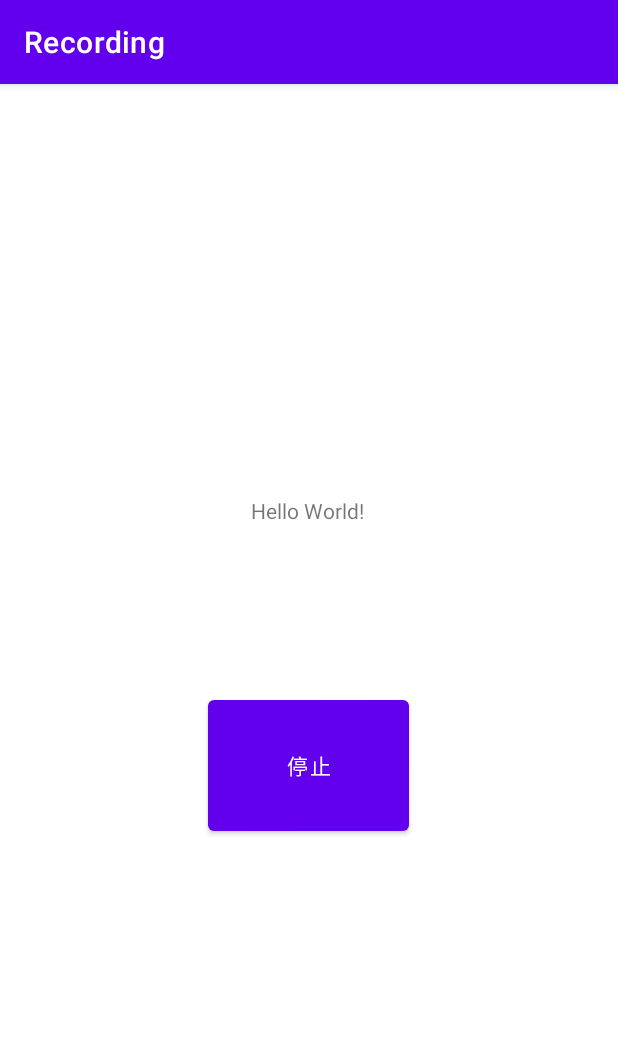
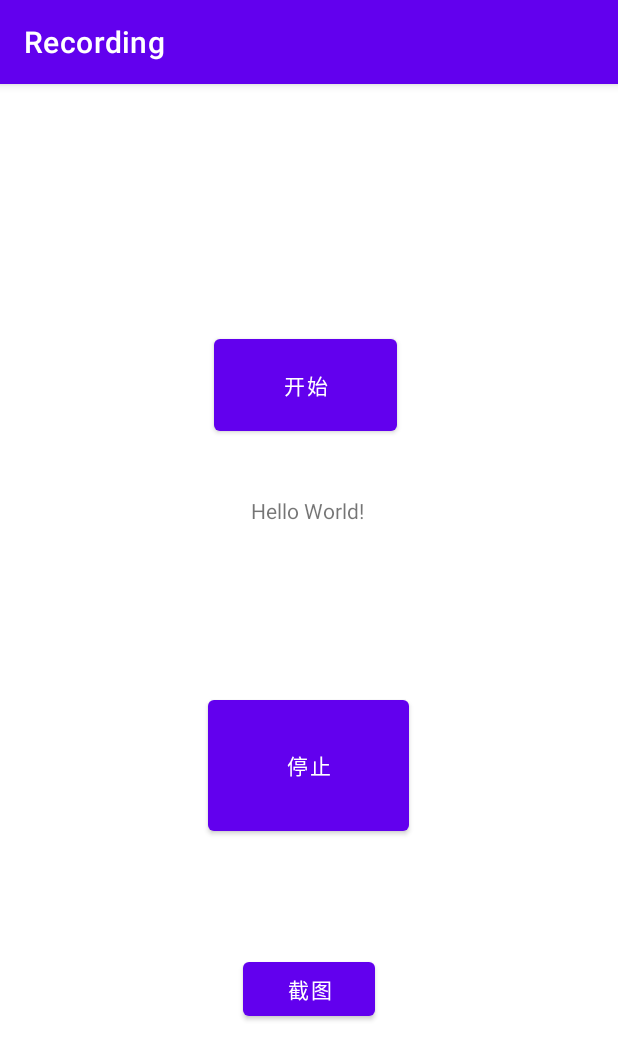
Before and after one commit to Tsingv/Recording, an Android app: the screen it shows after launch (MainActivity), on a phone screen of 412 x 824 dp. Shown: the top 1060 px of the screen. Run offline under Robolectric (Android 15) with nearby library versions, the phone set to English and light mode, and no system bars.

```diff
--- a/app/src/main/java/com/example/recording/MainActivity.java
+++ b/app/src/main/java/com/example/recording/MainActivity.java
@@ -29,6 +29,7 @@ import android.view.Surface;
 import android.view.View;
 import android.view.WindowManager;
 import android.widget.Button;
+import android.widget.Toast;
 
 import java.io.IOException;
 import java.nio.ByteBuffer;
@@ -42,9 +43,8 @@ public class MainActivity<button> extends AppCompatActivity {
     private static final String TAG = "MANMAN";
     String[] permissions = new String[]{Manifest.permission.RECORD_AUDIO, Manifest.permission.READ_EXTERNAL_STORAGE, Manifest.permission.WRITE_EXTERNAL_STORAGE, Manifest.permission.FOREGROUND_SERVICE, Manifest.permission.CAMERA};
     boolean mPassPermissions = true;
-    private ScreenRecordService srecorder;
+    private ScreenRecordService srecorder = null;
     private ScreenRecordService.Binder binder = null;
-    private ScreenRecordService.SonThread sthread = null;
     private int mResultCode;
     private Intent mData;
     private MediaProjectionManager mMediaProjectionManager;
@@ -55,19 +55,57 @@ public class MainActivity<button> extends AppCompatActivity {
     private DisplayMetrics displayMetrics;
     private int mScreenDensity;
 
-    private int REQUEST_MEDIA_PROJECTION = 999;
+    private int REQUEST_MEDIA_PROJECTION = 12999;
+    private int REQUEST_SHORTCUT = 17182;
 
     @Override
     protected void onCreate(Bundle savedInstanceState) {
         super.onCreate(savedInstanceState);
         setContentView(R.layout.activity_main);
 
+        mWindowManager = (WindowManager) getSystemService(Context.WINDOW_SERVICE);
+        mWindowWidth = mWindowManager.getDefaultDisplay().getWidth();
+        mWindowHeight = mWindowManager.getDefaultDisplay().getHeight();
+        displayMetrics = new DisplayMetrics();
+        mWindowManager.getDefaultDisplay().getMetrics(displayMetrics);
+        mScreenDensity = displayMetrics.densityDpi;
+
         Button button = (Button) findViewById(R.id.btn_stop);
         button.setOnClickListener(new View.OnClickListener() {
             @Override
             public void onClick(View v) {
-                Log.e("HELOP", "CLICKED");
-                srecorder.stop();
+                Log.e("STOP", "CLICKED");
+                if(srecorder != null) {
+                    try {
+                        srecorder.stop();
+                    } catch (InterruptedException e) {
+                        e.printStackTrace();
+                    }
+                    unbindService(conn);
+                    srecorder = null;
+                }
+            }
+        });
+        Button button2 = (Button) findViewById(R.id.btn_start);
+        button2.setOnClickListener(new View.OnClickListener() {
+            @Override
+            public void onClick(View v) {
+                Log.e("START", "CLICKED");
+                if(srecorder == null) {
+                    mMediaProjectionManager = (MediaProjectionManager) getSystemService(Context.MEDIA_PROJECTION_SERVICE);
+                    startActivityForResult(mMediaProjectionManager.createScreenCaptureIntent(), REQUEST_MEDIA_PROJECTION);
+                }
+            }
+        });
+        Button button3 = (Button) findViewById(R.id.btn_shot);
+        button3.setOnClickListener(new View.OnClickListener() {
+            @Override
+            public void onClick(View v) {
+                Log.e("ShortCut", "CLICKED");
+                Intent intent = new Intent(MainActivity.this, ScreenRecordService.class);
+                intent.putExtra("width", mWindowWidth);
+                intent.putExtra("height", mWindowHeight);
+                startService(intent);
             }
         });
 
@@ -76,15 +114,7 @@ public class MainActivity<button> extends AppCompatActivity {
             ActivityCompat.requestPermissions(this, this.permissions, 99);
         }
 
-        mWindowManager = (WindowManager) getSystemService(Context.WINDOW_SERVICE);
-        mWindowWidth = mWindowManager.getDefaultDisplay().getWidth();
-        mWindowHeight = mWindowManager.getDefaultDisplay().getHeight();
-        displayMetrics = new DisplayMetrics();
-        mWindowManager.getDefaultDisplay().getMetrics(displayMetrics);
-        mScreenDensity = displayMetrics.densityDpi;
 
-        mMediaProjectionManager = (MediaProjectionManager) getSystemService(Context.MEDIA_PROJECTION_SERVICE);
-        startActivityForResult(mMediaProjectionManager.createScreenCaptureIntent(), REQUEST_MEDIA_PROJECTION);
     }
 
     private ServiceConnection conn = new ServiceConnection() {
@@ -93,6 +123,7 @@ public class MainActivity<button> extends AppCompatActivity {
             binder = (ScreenRecordService.Binder) service;
             srecorder = binder.getService();
             binder.setData(mResultCode, mData, mMediaProjectionManager, mWindowWidth, mWindowHeight, mScreenDensity);
+            Toast.makeText(MainActivity.this, "ready", Toast.LENGTH_SHORT).show();
             srecorder.start();
             Log.e("HERE", "started");
         }
@@ -117,25 +148,6 @@ public class MainActivity<button> extends AppCompatActivity {
         super.onActivityResult(requestCode, resultCode, data);
     }
 
-
-//    @Override
-//    protected void onStart() {
-//        super.onStart();
-//        Log.e("FFFF", "asdasdadasd");
-////        srecorder = new ScreenRecordService();
-////        srecorder.start();
-//        Intent intent = new Intent(this, ScreenRecordService.class);
-//        startService(intent);
-//        Timer timer = new Timer();
-//        timer.schedule(new TimerTask() {
-//            @Override
-//            public void run() {
-//                stopService(intent);
-//            }
-//        }, 5000);
-//
-//    }
-
     private void judgePermissions() {
         boolean permission = true;
         for (int i = 0; i < this.permissions.length; i++) {
--- a/app/src/main/res/layout/activity_main.xml
+++ b/app/src/main/res/layout/activity_main.xml
@@ -34,4 +34,32 @@
         app:layout_constraintTop_toBottomOf="@+id/textView"
         app:layout_constraintVertical_bias="1.0" />
 
+    <Button
+        android:id="@+id/btn_start"
+        android:layout_width="122dp"
+        android:layout_height="73dp"
+        android:layout_marginStart="142dp"
+        android:layout_marginTop="157dp"
+        android:layout_marginEnd="147dp"
+        android:layout_marginBottom="31dp"
+        android:text="@string/btn_start"
+        app:layout_constraintBottom_toTopOf="@+id/textView"
+        app:layout_constraintEnd_toEndOf="parent"
+        app:layout_constraintStart_toStartOf="parent"
+        app:layout_constraintTop_toTopOf="parent" />
+
+    <Button
+        android:id="@+id/btn_shot"
+        android:layout_width="wrap_content"
+        android:layout_height="wrap_content"
+        android:layout_marginStart="159dp"
+        android:layout_marginTop="75dp"
+        android:layout_marginEnd="159dp"
+        android:layout_marginBottom="141dp"
+        android:text="@string/shortcut"
+        app:layout_constraintBottom_toBottomOf="parent"
+        app:layout_constraintEnd_toEndOf="parent"
+        app:layout_constraintStart_toStartOf="parent"
+        app:layout_constraintTop_toBottomOf="@+id/btn_stop" />
+
 </androidx.constraintlayout.widget.ConstraintLayout>
--- a/app/src/main/res/values/strings.xml
+++ b/app/src/main/res/values/strings.xml
@@ -2,4 +2,6 @@
     <string name="app_name">Recording</string>
     <string name="vip_dialog_title_text">Let\'s do it.</string>
     <string name="stopword">停止</string>
+    <string name="btn_start">开始</string>
+    <string name="shortcut">截图</string>
 </resources>
```
Also changed, not shown: app/src/main/java/com/example/recording/ScreenRecordService.java (+81 -10 lines).
